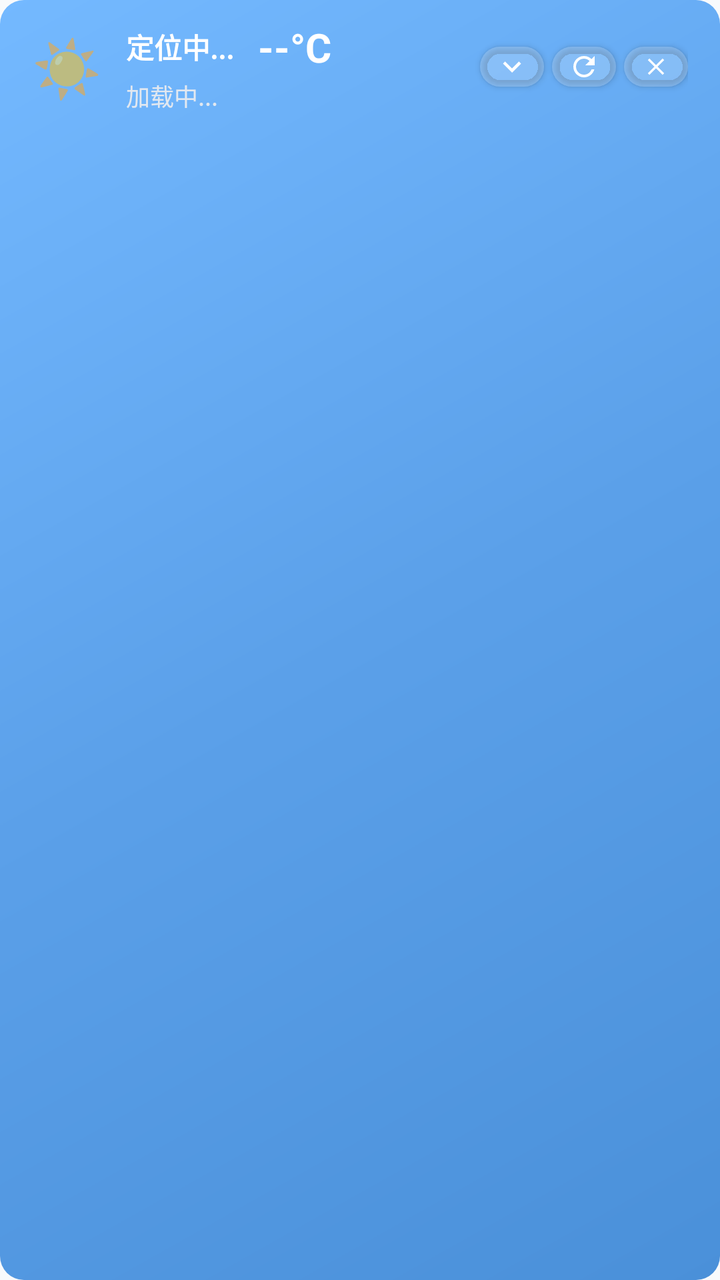
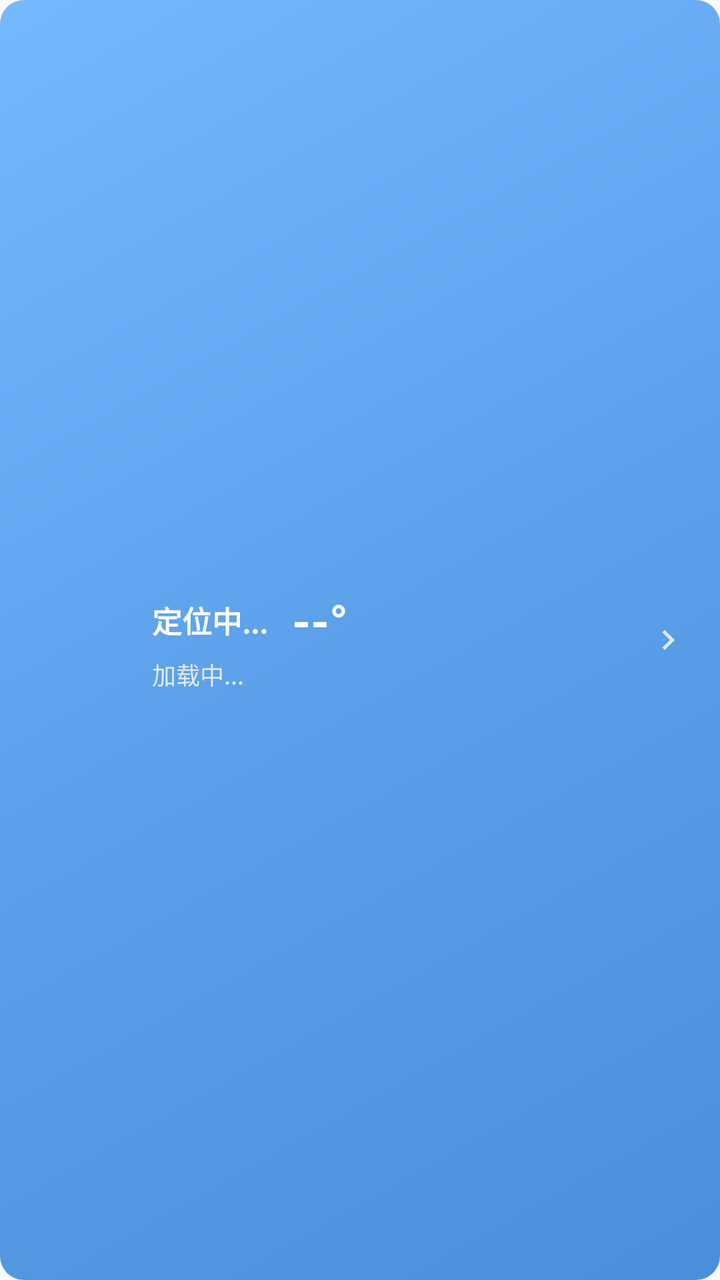

Before-and-after screenshots of an Android layout around one commit, followed by the original layout XML and the change that was made.
<!-- AndroidManifest.xml: application theme Theme.OilQuizApp -->
<!-- res/layout/widget_weather_banner.xml -->
<?xml version="1.0" encoding="utf-8"?>
<LinearLayout xmlns:android="http://schemas.android.com/apk/res/android"
    xmlns:app="http://schemas.android.com/apk/res-auto"
    android:layout_width="match_parent"
    android:layout_height="wrap_content"
    android:orientation="vertical"
    android:background="@drawable/weather_banner_background">

    <LinearLayout
        android:layout_width="match_parent"
        android:layout_height="wrap_content"
        android:orientation="horizontal"
        android:paddingHorizontal="16dp"
        android:paddingVertical="10dp"
        android:gravity="center_vertical">

        <TextView
            android:id="@+id/weather_icon"
            android:layout_width="wrap_content"
            android:layout_height="wrap_content"
            android:text="☀️"
            android:textSize="28sp" />

        <LinearLayout
            android:layout_width="0dp"
            android:layout_height="wrap_content"
            android:layout_weight="1"
            android:orientation="vertical"
            android:layout_marginStart="12dp">

            <LinearLayout
                android:layout_width="wrap_content"
                android:layout_height="wrap_content"
                android:orientation="horizontal"
                android:gravity="center_vertical">

                <TextView
                    android:id="@+id/weather_city"
                    android:layout_width="wrap_content"
                    android:layout_height="wrap_content"
                    android:text="定位中..."
                    android:textSize="14sp"
                    android:textStyle="bold"
                    android:textColor="@color/weather_banner_text" />

                <TextView
                    android:id="@+id/weather_temp"
                    android:layout_width="wrap_content"
                    android:layout_height="wrap_content"
                    android:text="--°C"
                    android:textSize="20sp"
                    android:textStyle="bold"
                    android:textColor="@color/weather_banner_text"
                    android:layout_marginStart="12dp" />
            </LinearLayout>

            <TextView
                android:id="@+id/weather_desc"
                android:layout_width="wrap_content"
                android:layout_height="wrap_content"
                android:text="加载中..."
                android:textSize="12sp"
                android:textColor="@color/weather_banner_text_secondary"
                android:layout_marginTop="2dp" />
        </LinearLayout>

        <com.google.android.material.button.MaterialButton
            android:id="@+id/btn_weather_detail"
            android:layout_width="32dp"
            android:layout_height="32dp"
            app:backgroundTint="#33FFFFFF"
            app:icon="@drawable/ic_expand_more"
            app:iconGravity="textStart"
            app:iconPadding="0dp"
            app:cornerRadius="16dp"
            app:iconTint="@color/weather_banner_text"
            app:iconSize="18dp"
            android:contentDescription="天气详情" />

        <com.google.android.material.button.MaterialButton
            android:id="@+id/btn_weather_refresh"
            android:layout_width="32dp"
            android:layout_height="32dp"
            android:layout_marginStart="4dp"
            app:backgroundTint="#33FFFFFF"
            app:icon="@drawable/ic_refresh"
            app:iconGravity="textStart"
            app:iconPadding="0dp"
            app:cornerRadius="16dp"
            app:iconTint="@color/weather_banner_text"
            app:iconSize="16dp"
            android:contentDescription="刷新天气" />

        <com.google.android.material.button.MaterialButton
            android:id="@+id/btn_weather_close"
            android:layout_width="32dp"
            android:layout_height="32dp"
            android:layout_marginStart="4dp"
            app:backgroundTint="#33FFFFFF"
            app:icon="@drawable/ic_clear"
            app:iconGravity="textStart"
            app:iconPadding="0dp"
            app:cornerRadius="16dp"
            app:iconTint="@color/weather_banner_text"
            app:iconSize="14dp"
            android:contentDescription="关闭天气" />
    </LinearLayout>

</LinearLayout>
<!-- resources referenced by this layout -->
<resources>
  <color name="weather_banner_text">#FFFFFF</color>
  <color name="weather_banner_text_secondary">#E2E8F0</color>
  <!-- drawable ic_clear (drawable) -->
  <vector xmlns:android="http://schemas.android.com/apk/res/android"
      android:width="24dp"
      android:height="24dp"
      android:viewportWidth="24"
      android:viewportHeight="24"
      android:tint="@color/text_primary">
    <path
        android:fillColor="?attr/colorOnSurface"
        android:pathData="M19,6.41L17.59,5 12,10.59 6.41,5 5,6.41 10.59,12 5,17.59 6.41,19 12,13.41 17.59,19 19,17.59 13.41,12z"/>
  </vector>
  <!-- drawable ic_expand_more (drawable) -->
  <vector xmlns:android="http://schemas.android.com/apk/res/android"
      android:width="24dp"
      android:height="24dp"
      android:viewportWidth="24"
      android:viewportHeight="24"
      android:tint="?attr/colorOnSurface">
    <path
        android:fillColor="@android:color/white"
        android:pathData="M7.41,8.59L12,13.17l4.59,-4.58L18,10l-6,6 -6,-6 1.41,-1.41z"/>
  </vector>
  <!-- drawable ic_refresh (drawable) -->
  <vector xmlns:android="http://schemas.android.com/apk/res/android"
      android:width="24dp"
      android:height="24dp"
      android:viewportWidth="24"
      android:viewportHeight="24"
      android:tint="?attr/colorOnSurfaceVariant">
      <path
          android:fillColor="@android:color/white"
          android:pathData="M17.65,6.35C16.2,4.9 14.21,4 12,4c-4.42,0-7.99,3.58-7.99,8s3.57,8 7.99,8c3.73,0 6.84-2.55 7.73-6h-2.08c-.82,2.33-3.04,4-5.65,4-3.31,0-6-2.69-6-6s2.69-6 6-6c1.66,0 3.14,.69 4.22,1.78L13,11h7V4l-2.35,2.35z"/>
  </vector>
  <!-- drawable weather_banner_background (drawable) -->
  <?xml version="1.0" encoding="utf-8"?>
  <shape xmlns:android="http://schemas.android.com/apk/res/android"
      android:shape="rectangle">
      <gradient
          android:startColor="#4A90D9"
          android:centerColor="#5BA0E9"
          android:endColor="#74B9FF"
          android:angle="135" />
      <corners android:radius="12dp" />
  </shape>
  <style name="Theme.OilQuizApp" parent="Theme.OilQuizApp.Base" />
  <color name="text_primary">#1E293B</color>
  <style name="Theme.OilQuizApp.Base" parent="Theme.MaterialComponents.DayNight.NoActionBar">
          <item name="colorPrimary">@color/primary</item>
          <item name="colorPrimaryVariant">@color/primary_dark</item>
          <item name="colorOnPrimary">@color/on_primary</item>
          <item name="colorSecondary">@color/secondary</item>
          <item name="colorSecondaryVariant">@color/secondary_container</item>
          <item name="colorOnSecondary">@color/on_secondary</item>
          <item name="android:statusBarColor">@color/primary_dark</item>
          <item name="android:windowBackground">@color/background</item>
          <item name="colorSurface">@color/surface</item>
          <item name="colorOnSurface">@color/on_surface</item>
          <item name="colorError">@color/error</item>
          <item name="colorOnError">@color/on_error</item>
          
          <item name="colorOnSurfaceVariant">@color/on_surface_variant</item>
          <item name="colorBackground">@color/background</item>
          <item name="colorOnBackground">@color/on_background</item>
      </style>
  <color name="primary">#8B5CF6</color>
  <color name="primary_dark">#7C3AED</color>
  <color name="on_primary">#FFFFFF</color>
  <color name="secondary">#06B6D4</color>
  <color name="secondary_container">#CFFAFE</color>
  <color name="on_secondary">#FFFFFF</color>
  <color name="background">#F8FAFC</color>
  <color name="surface">#FFFFFF</color>
  <color name="on_surface">#1E293B</color>
  <color name="error">#EF4444</color>
  <color name="on_error">#FFFFFF</color>
  <color name="on_surface_variant">#64748B</color>
  <color name="on_background">#1E293B</color>
</resources>

<!-- the commit's change to res/layout/widget_weather_banner.xml (unified diff, before → after) -->
@@ -1,109 +1,77 @@
 <?xml version="1.0" encoding="utf-8"?>
 <LinearLayout xmlns:android="http://schemas.android.com/apk/res/android"
-    xmlns:app="http://schemas.android.com/apk/res-auto"
+    android:id="@+id/weather_banner"
     android:layout_width="match_parent"
     android:layout_height="wrap_content"
-    android:orientation="vertical"
-    android:background="@drawable/weather_banner_background">
+    android:background="@drawable/weather_banner_background"
+    android:gravity="center_vertical"
+    android:orientation="horizontal"
+    android:paddingHorizontal="16dp"
+    android:paddingVertical="14dp"
+    android:clickable="true"
+    android:focusable="true"
+    android:foreground="?android:attr/selectableItemBackground">
+
+    <TextView
+        android:id="@+id/weather_icon"
+        android:layout_width="48dp"
+        android:layout_height="48dp"
+        android:gravity="center"
+        android:textSize="40sp"
+        android:textColor="@color/weather_banner_text" />
 
     <LinearLayout
-        android:layout_width="match_parent"
+        android:layout_width="0dp"
         android:layout_height="wrap_content"
-        android:orientation="horizontal"
-        android:paddingHorizontal="16dp"
-        android:paddingVertical="10dp"
-        android:gravity="center_vertical">
+        android:layout_weight="1"
+        android:layout_marginStart="12dp"
+        android:orientation="vertical">
+
+        <LinearLayout
+            android:layout_width="match_parent"
+            android:layout_height="wrap_content"
+            android:gravity="center_vertical"
+            android:orientation="horizontal">
+
+            <TextView
+                android:id="@+id/weather_city"
+                android:layout_width="wrap_content"
+                android:layout_height="wrap_content"
+                android:maxLines="1"
+                android:ellipsize="end"
+                android:text="定位中..."
+                android:textColor="@color/weather_banner_text"
+                android:textSize="15sp"
+                android:textStyle="bold" />
+
+            <TextView
+                android:id="@+id/weather_temp"
+                android:layout_width="wrap_content"
+                android:layout_height="wrap_content"
+                android:layout_marginStart="12dp"
+                android:text="--°"
+                android:textColor="@color/weather_banner_text"
+                android:textSize="24sp"
+                android:textStyle="bold" />
+        </LinearLayout>
 
         <TextView
-            android:id="@+id/weather_icon"
-            android:layout_width="wrap_content"
+            android:id="@+id/weather_desc"
+            android:layout_width="match_parent"
             android:layout_height="wrap_content"
-            android:text="☀️"
-            android:textSize="28sp" />
-
-        <LinearLayout
-            android:layout_width="0dp"
-            android:layout_height="wrap_content"
-            android:layout_weight="1"
-            android:orientation="vertical"
-            android:layout_marginStart="12dp">
-
-            <LinearLayout
-                android:layout_width="wrap_content"
-                android:layout_height="wrap_content"
-                android:orientation="horizontal"
-                android:gravity="center_vertical">
-
-                <TextView
-                    android:id="@+id/weather_city"
-                    android:layout_width="wrap_content"
-                    android:layout_height="wrap_content"
-                    android:text="定位中..."
-                    android:textSize="14sp"
-                    android:textStyle="bold"
-                    android:textColor="@color/weather_banner_text" />
-
-                <TextView
-                    android:id="@+id/weather_temp"
-                    android:layout_width="wrap_content"
-                    android:layout_height="wrap_content"
-                    android:text="--°C"
-                    android:textSize="20sp"
-                    android:textStyle="bold"
-                    android:textColor="@color/weather_banner_text"
-                    android:layout_marginStart="12dp" />
-            </LinearLayout>
-
-            <TextView
-                android:id="@+id/weather_desc"
-                android:layout_width="wrap_content"
-                android:layout_height="wrap_content"
-                android:text="加载中..."
-                android:textSize="12sp"
-                android:textColor="@color/weather_banner_text_secondary"
-                android:layout_marginTop="2dp" />
-        </LinearLayout>
-
-        <com.google.android.material.button.MaterialButton
-            android:id="@+id/btn_weather_detail"
-            android:layout_width="32dp"
-            android:layout_height="32dp"
-            app:backgroundTint="#33FFFFFF"
-            app:icon="@drawable/ic_expand_more"
-            app:iconGravity="textStart"
-            app:iconPadding="0dp"
-            app:cornerRadius="16dp"
-            app:iconTint="@color/weather_banner_text"
-            app:iconSize="18dp"
-            android:contentDescription="天气详情" />
-
-        <com.google.android.material.button.MaterialButton
-            android:id="@+id/btn_weather_refresh"
-            android:layout_width="32dp"
-            android:layout_height="32dp"
-            android:layout_marginStart="4dp"
-            app:backgroundTint="#33FFFFFF"
-            app:icon="@drawable/ic_refresh"
-            app:iconGravity="textStart"
-            app:iconPadding="0dp"
-            app:cornerRadius="16dp"
-            app:iconTint="@color/weather_banner_text"
-            app:iconSize="16dp"
-            android:contentDescription="刷新天气" />
-
-        <com.google.android.material.button.MaterialButton
-            android:id="@+id/btn_weather_close"
-            android:layout_width="32dp"
-            android:layout_height="32dp"
-            android:layout_marginStart="4dp"
-            app:backgroundTint="#33FFFFFF"
-            app:icon="@drawable/ic_clear"
-            app:iconGravity="textStart"
-            app:iconPadding="0dp"
-            app:cornerRadius="16dp"
-            app:iconTint="@color/weather_banner_text"
-            app:iconSize="14dp"
-            android:contentDescription="关闭天气" />
+            android:layout_marginTop="2dp"
+            android:text="加载中..."
+            android:textColor="@color/weather_banner_text_secondary"
+            android:textSize="12sp"
+            android:maxLines="1"
+            android:ellipsize="end" />
     </LinearLayout>
 
+    <ImageView
+        android:id="@+id/weather_arrow"
+        android:layout_width="20dp"
+        android:layout_height="20dp"
+        android:src="@drawable/ic_chevron_right"
+        android:tint="@color/weather_banner_text_secondary"
+        android:layout_marginStart="8dp" />
 </LinearLayout>
<!-- resource entries referenced after the edit -->
@@ -2,38 +2,16 @@
 <resources>
   <color name="weather_banner_text">#FFFFFF</color>
   <color name="weather_banner_text_secondary">#E2E8F0</color>
-  <!-- drawable ic_clear (drawable) -->
+  <!-- drawable ic_chevron_right (drawable) -->
   <vector xmlns:android="http://schemas.android.com/apk/res/android"
       android:width="24dp"
       android:height="24dp"
       android:viewportWidth="24"
       android:viewportHeight="24"
-      android:tint="@color/text_primary">
-    <path
-        android:fillColor="?attr/colorOnSurface"
-        android:pathData="M19,6.41L17.59,5 12,10.59 6.41,5 5,6.41 10.59,12 5,17.59 6.41,19 12,13.41 17.59,19 19,17.59 13.41,12z"/>
-  </vector>
-  <!-- drawable ic_expand_more (drawable) -->
-  <vector xmlns:android="http://schemas.android.com/apk/res/android"
-      android:width="24dp"
-      android:height="24dp"
-      android:viewportWidth="24"
-      android:viewportHeight="24"
-      android:tint="?attr/colorOnSurface">
+      android:tint="@color/primary_dark">
     <path
         android:fillColor="@android:color/white"
-        android:pathData="M7.41,8.59L12,13.17l4.59,-4.58L18,10l-6,6 -6,-6 1.41,-1.41z"/>
-  </vector>
-  <!-- drawable ic_refresh (drawable) -->
-  <vector xmlns:android="http://schemas.android.com/apk/res/android"
-      android:width="24dp"
-      android:height="24dp"
-      android:viewportWidth="24"
-      android:viewportHeight="24"
-      android:tint="?attr/colorOnSurfaceVariant">
-      <path
-          android:fillColor="@android:color/white"
-          android:pathData="M17.65,6.35C16.2,4.9 14.21,4 12,4c-4.42,0-7.99,3.58-7.99,8s3.57,8 7.99,8c3.73,0 6.84-2.55 7.73-6h-2.08c-.82,2.33-3.04,4-5.65,4-3.31,0-6-2.69-6-6s2.69-6 6-6c1.66,0 3.14,.69 4.22,1.78L13,11h7V4l-2.35,2.35z"/>
+        android:pathData="M8.59,16.59L13.17,12 8.59,7.41 10,6l6,6 -6,6z"/>
   </vector>
   <!-- drawable weather_banner_background (drawable) -->
   <?xml version="1.0" encoding="utf-8"?>
@@ -47,7 +25,6 @@
       <corners android:radius="12dp" />
   </shape>
   <style name="Theme.OilQuizApp" parent="Theme.OilQuizApp.Base" />
-  <color name="text_primary">#1E293B</color>
   <style name="Theme.OilQuizApp.Base" parent="Theme.MaterialComponents.DayNight.NoActionBar">
           <item name="colorPrimary">@color/primary</item>
           <item name="colorPrimaryVariant">@color/primary_dark</item>
